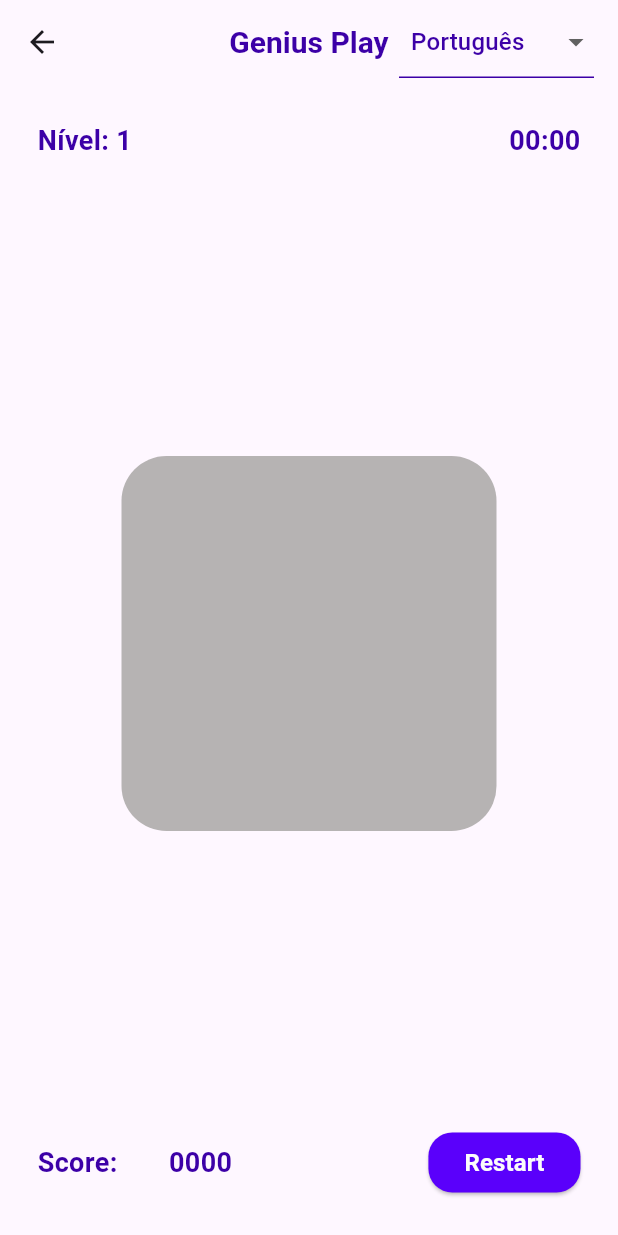
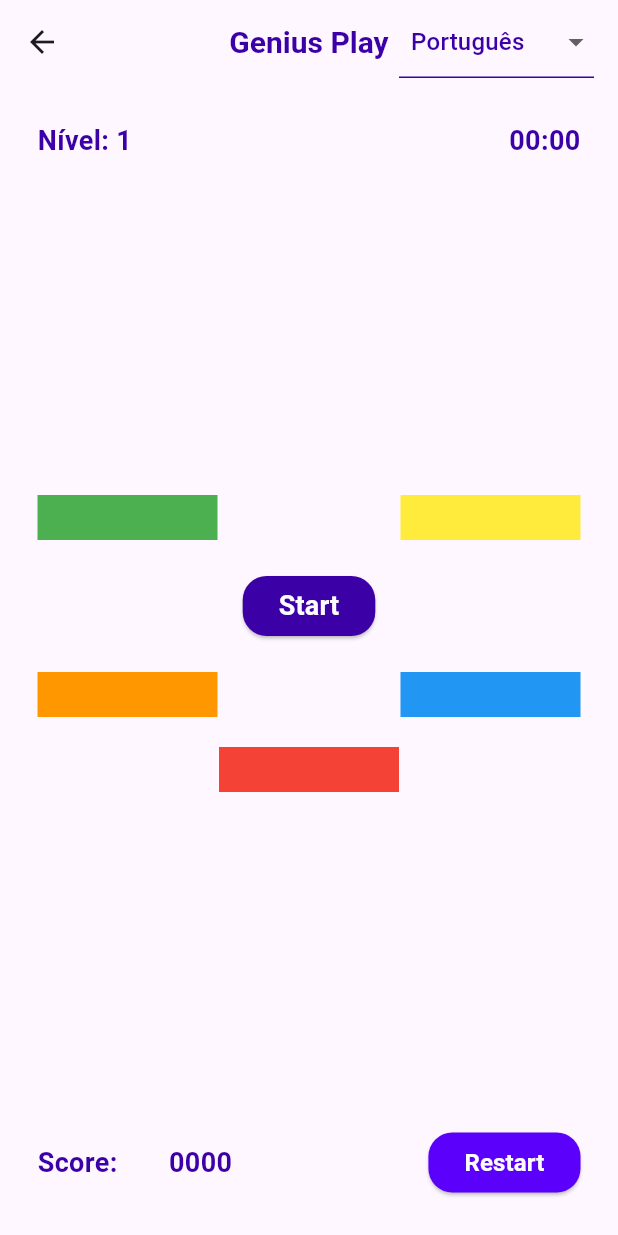
Before and after one commit to kauavelasco/08_Modulo_A1_AprendePlus, a Flutter app: the screen it shows after launch, in the side drawer, after a tap on "GeniusPlay", on a phone screen of 412 x 824 dp. Run offline on Flutter 3.47's test engine with Material 3 defaults, Android fonts, the phone set to English and light mode, and no system bars.

Commit message:
config(genius): Improve GeniusScreen Layout + downloaded audioTracks for the app

```diff
--- a/lib/screens/genius/genius_screen.dart
+++ b/lib/screens/genius/genius_screen.dart
@@ -10,6 +10,23 @@ class GeniusScreen extends StatefulWidget {
 class _GeniusScreenState extends State<GeniusScreen> {
   String itemSelecionado = "Português";
   final List<String> options = ['Português', 'English', 'Español'];
+
+  Widget colorButton({
+    required Color cor,
+    required VoidCallback onTap,
+  }) {
+    return GestureDetector(
+      onTap: onTap,
+      child: Container(
+        width: 120,
+        height: 30,
+        decoration: BoxDecoration(
+          color: cor,
+          borderRadius: BorderRadius.circular(0),
+        ),
+      ),
+    );
+  }
 
   @override
   Widget build(BuildContext context) {
@@ -93,15 +110,61 @@ class _GeniusScreenState extends State<GeniusScreen> {
               ],
             ),
             Spacer(),
-            Center(
-              child: Container(
-                width: 250,
-                height: 250,
-                decoration: BoxDecoration(
-                  color: Color.fromARGB(255, 182, 179, 179),
-                  borderRadius: BorderRadius.circular(30),
+            Column(
+              children: [
+                Row(
+                  mainAxisAlignment: MainAxisAlignment.spaceBetween,
+                  children: [
+                    colorButton(
+                      cor: Colors.green,
+                      onTap: () {}
+                    ),
+                    colorButton(
+                      cor: Colors.yellow,
+                      onTap: () {}
+                    )
+                  ],
                 ),
-              ),
+                SizedBox(height: 20),
+                Center(
+                  child: ElevatedButton(
+                    style: ElevatedButton.styleFrom(
+                      backgroundColor: Color(0xFF3C00A7),
+                      shape: RoundedRectangleBorder(
+                        borderRadius: BorderRadius.circular(16),
+                      ),
+                    ),
+                    onPressed: () {},
+                    child: Text(
+                      'Start',
+                      style: TextStyle(
+                        color: Color(0xFFFCFCFC),
+                        fontSize: 18,
+                        fontWeight: FontWeight.bold,
+                      ),
+                    ),
+                  ),
+                ),
+                SizedBox(height: 20),
+                Row(
+                  mainAxisAlignment: MainAxisAlignment.spaceBetween,
+                  children: [
+                    colorButton(
+                      cor: Colors.orange,
+                      onTap: () {}
+                    ),
+                    colorButton(
+                      cor: Colors.blue,
+                      onTap: () {}
+                    ),
+                  ],
+                ),
+                SizedBox(height: 20),
+                colorButton(
+                  cor: Colors.red,
+                  onTap: () {}
+                ),
+              ],
             ),
             Spacer(),
             Row(
--- a/pubspec.yaml
+++ b/pubspec.yaml
@@ -75,6 +75,7 @@ flutter:
 
   assets:
     - assets/json/
+    - assets/audio/
 
   # An image asset can refer to one or more resolution-specific "variants", see
   # https://flutter.dev/to/resolution-aware-images
```
Also changed, not shown: pubspec.lock, 15 other files.
